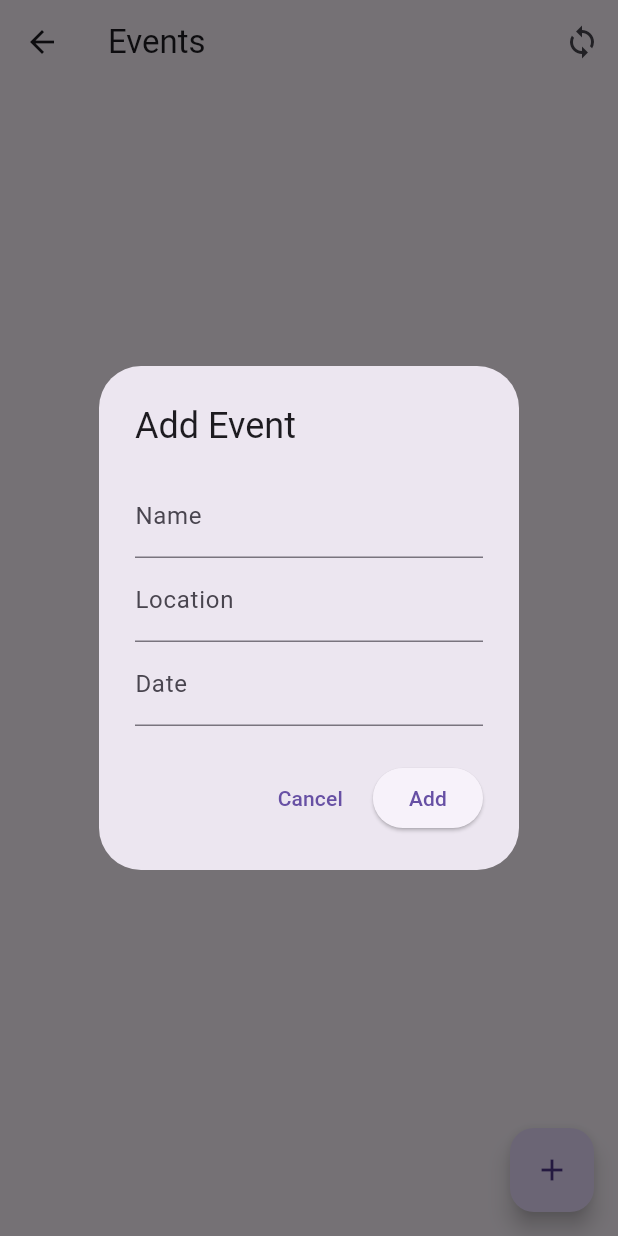
After one commit to haseeb009009/Campus_life_assistant_app, a Flutter app: the EventPage screen opened directly, after a tap on the "add" icon, on a phone screen of 412 x 824 dp. The commit adds this screen. Run offline on Flutter 3.47's test engine with Material 3 defaults, Android fonts, the phone set to English and light mode, and no system bars; our stand-ins replace cloud_firestore, firebase_auth, firebase_core, fluttertoast, sqflite; accounts and stored records are empty.

Commit message:
Implement SQFlite for local data storage (schedules, events).
CURD operations , SQFlite is working , firecloud is also syncs

```diff
--- /dev/null
+++ b/campus_life_assistant/lib/models/event.dart
@@ -0,0 +1,48 @@
+class Event {
+  String id;
+  String name;
+  String location;
+  DateTime date;
+
+  Event({
+    required this.id,
+    required this.name,
+    required this.location,
+    required this.date,
+  });
+
+  factory Event.fromFirestore(Map<String, dynamic> data, String id) {
+    return Event(
+      id: id,
+      name: data['name'],
+      location: data['location'],
+      date: DateTime.parse(data['date']),
+    );
+  }
+
+  Map<String, dynamic> toFirestore() {
+    return {
+      'name': name,
+      'location': location,
+      'date': date.toIso8601String(),
+    };
+  }
+
+  factory Event.fromMap(Map<String, dynamic> map) {
+    return Event(
+      id: map['id'],
+      name: map['name'],
+      location: map['location'],
+      date: DateTime.parse(map['date']),
+    );
+  }
+
+  Map<String, dynamic> toMap() {
+    return {
+      'id': id,
+      'name': name,
+      'location': location,
+      'date': date.toIso8601String(),
+    };
+  }
+}
--- /dev/null
+++ b/campus_life_assistant/lib/screens/event_page.dart
@@ -0,0 +1,219 @@
+import 'package:flutter/material.dart';
+import '../models/event.dart';
+import '../services/firestore_service.dart';
+import '../services/local_event_service.dart';
+import '../services/event_sync_service.dart';
+
+class EventPage extends StatefulWidget {
+  const EventPage({super.key});
+
+  @override
+  State<EventPage> createState() => _EventPageState();
+}
+
+class _EventPageState extends State<EventPage> {
+  final EventFirestoreService _firestoreService = EventFirestoreService();
+  final LocalEventService _localService = LocalEventService();
+  final EventSyncService _syncService = EventSyncService();
+
+  @override
+  void initState() {
+    super.initState();
+    LocalEventService.initialize();
+  }
+
+  /// Displays a form dialog for adding or editing events
+  Future<void> _showEventDialog({Event? event}) async {
+    final TextEditingController nameController =
+        TextEditingController(text: event?.name ?? '');
+    final TextEditingController locationController =
+        TextEditingController(text: event?.location ?? '');
+    final TextEditingController dateController =
+        TextEditingController(text: event?.date.toIso8601String() ?? '');
+
+    await showDialog(
+      context: context,
+      builder: (context) {
+        return AlertDialog(
+          title: Text(event == null ? 'Add Event' : 'Edit Event'),
+          content: SingleChildScrollView(
+            child: Column(
+              children: [
+                _buildTextField(
+                  controller: nameController,
+                  label: 'Name',
+                ),
+                _buildTextField(
+                  controller: locationController,
+                  label: 'Location',
+                ),
+                _buildTextField(
+                  controller: dateController,
+                  label: 'Date',
+                  readOnly: true,
+                  onTap: () async {
+                    final date = await showDatePicker(
+                      context: context,
+                      initialDate: DateTime.now(),
+                      firstDate: DateTime(2000),
+                      lastDate: DateTime(2100),
+                    );
+                    if (date != null) {
+                      dateController.text = date.toIso8601String();
+                    }
+                  },
+                ),
+              ],
+            ),
+          ),
+          actions: [
+            TextButton(
+              onPressed: () => Navigator.pop(context),
+              child: const Text('Cancel'),
+            ),
+            ElevatedButton(
+              onPressed: () => _saveEvent(
+                nameController: nameController,
+                locationController: locationController,
+                dateController: dateController,
+                event: event,
+              ),
+              child: Text(event == null ? 'Add' : 'Update'),
+            ),
+          ],
+        );
+      },
+    );
+  }
+
+  /// Builds a reusable TextField widget
+  Widget _buildTextField({
+    required TextEditingController controller,
+    required String label,
+    bool readOnly = false,
+    VoidCallback? onTap,
+  }) {
+    return TextField(
+      controller: controller,
+      decoration: InputDecoration(labelText: label),
+      readOnly: readOnly,
+      onTap: onTap,
+    );
+  }
+
+  /// Saves a new or updated event
+  Future<void> _saveEvent({
+    required TextEditingController nameController,
+    required TextEditingController locationController,
+    required TextEditingController dateController,
+    Event? event,
+  }) async {
+    if (nameController.text.isEmpty ||
+        locationController.text.isEmpty ||
+        dateController.text.isEmpty) {
+      ScaffoldMessenger.of(context).showSnackBar(
+        const SnackBar(content: Text('All fields are required')),
+      );
+      return;
+    }
+
+    final newEvent = Event(
+      id: event?.id ?? DateTime.now().millisecondsSinceEpoch.toString(),
+      name: nameController.text,
+      location: locationController.text,
+      date: DateTime.parse(dateController.text),
+    );
+
+    if (event == null) {
+      await _firestoreService.addEvent(newEvent);
+      await _localService.addEvent(newEvent);
+    } else {
+      await _firestoreService.updateEvent(newEvent);
+      await _localService.updateEvent(newEvent);
+    }
+
+    if (mounted) Navigator.pop(context);
+  }
+
+  /// Deletes an event
+  Future<void> _deleteEvent(Event event) async {
+    await _firestoreService.deleteEvent(event.id);
+    await _localService.deleteEvent(event.id);
+    setState(() {});
+  }
+
+  /// Synchronizes events between Firestore and SQLite
+  Future<void> _syncEvents() async {
+    await _syncService.syncData();
+    // ignore: use_build_context_synchronously
+    ScaffoldMessenger.of(context).showSnackBar(
+      const SnackBar(content: Text('Sync completed!')),
+    );
+  }
+
+  @override
+  Widget build(BuildContext context) {
+    return Scaffold(
+      appBar: AppBar(
+        title: const Text('Events'),
+        actions: [
+          IconButton(
+            icon: const Icon(Icons.sync),
+            onPressed: _syncEvents,
+          ),
+        ],
+      ),
+      body: _buildEventList(),
+      floatingActionButton: FloatingActionButton(
+        onPressed: () => _showEventDialog(),
+        child: const Icon(Icons.add),
+      ),
+    );
+  }
+
+  /// Builds the event list view
+  Widget _buildEventList() {
+    return StreamBuilder<List<Event>>(
+      stream: _firestoreService.getEvents(),
+      builder: (context, snapshot) {
+        if (snapshot.connectionState == ConnectionState.waiting) {
+          return const Center(child: CircularProgressIndicator());
+        }
+
+        if (snapshot.hasError) {
+          return Center(child: Text('Error: ${snapshot.error}'));
+        }
+
+        final events = snapshot.data ?? [];
+        return ListView.builder(
+          itemCount: events.length,
+          itemBuilder: (context, index) {
+            final event = events[index];
+            return _buildEventListItem(event);
+          },
+        );
+      },
+    );
+  }
+
+  /// Builds a single event list item
+  Widget _buildEventListItem(Event event) {
+    return ListTile(
+      title: Text(event.name),
+      subtitle: Text(event.location),
+      trailing: Row(
+        mainAxisSize: MainAxisSize.min,
+        children: [
+          IconButton(
+            icon: const Icon(Icons.edit),
+            onPressed: () => _showEventDialog(event: event),
+          ),
+          IconButton(
+            icon: const Icon(Icons.delete),
+            onPressed: () => _deleteEvent(event),
+          ),
+        ],
+      ),
+    );
+  }
+}
--- /dev/null
+++ b/campus_life_assistant/lib/services/event_sync_service.dart
@@ -0,0 +1,40 @@
+// ignore: unused_import
+import '../models/event.dart';
+import 'firestore_service.dart';
+import 'local_event_service.dart';
+
+class EventSyncService {
+  final EventFirestoreService _firestoreService = EventFirestoreService();
+  final LocalEventService _localService = LocalEventService();
+
+  /// Sync events from Firestore to SQLite
+  Future<void> syncFromFirestoreToLocal() async {
+    // Fetch events from Firestore
+    final events = await _firestoreService.getEvents().first;
+
+    // Save events to local SQLite database
+    for (var event in events) {
+      await _localService.addEvent(event);
+    }
+  }
+
+  /// Sync events from SQLite to Firestore
+  Future<void> syncFromLocalToFirestore() async {
+    // Fetch events from local SQLite database
+    final localEvents = await _localService.getEvents();
+
+    // Save events to Firestore
+    for (var event in localEvents) {
+      await _firestoreService.addEvent(event);
+    }
+  }
+
+  /// Two-way sync between Firestore and SQLite
+  Future<void> syncData() async {
+    // Sync from Firestore to SQLite
+    await syncFromFirestoreToLocal();
+
+    // Sync from SQLite to Firestore
+    await syncFromLocalToFirestore();
+  }
+}
--- a/campus_life_assistant/lib/services/firestore_service.dart
+++ b/campus_life_assistant/lib/services/firestore_service.dart
@@ -1,3 +1,4 @@
+import 'package:campus_life_assistant/models/event.dart';
 import 'package:cloud_firestore/cloud_firestore.dart';
 import '../models/class_schedule.dart';
 
@@ -28,3 +29,31 @@ class FirestoreService {
     });
   }
 }
+
+class EventFirestoreService {
+  final FirebaseFirestore _firestore = FirebaseFirestore.instance;
+  final String collectionPath = 'events';
+
+  Future<void> addEvent(Event event) async {
+    await _firestore.collection(collectionPath).add(event.toFirestore());
+  }
+
+  Future<void> updateEvent(Event event) async {
+    await _firestore
+        .collection(collectionPath)
+        .doc(event.id)
+        .update(event.toFirestore());
+  }
+
+  Future<void> deleteEvent(String id) async {
+    await _firestore.collection(collectionPath).doc(id).delete();
+  }
+
+  Stream<List<Event>> getEvents() {
+    return _firestore.collection(collectionPath).snapshots().map((snapshot) {
+      return snapshot.docs.map((doc) {
+        return Event.fromFirestore(doc.data(), doc.id);
+      }).toList();
+    });
+  }
+}
--- /dev/null
+++ b/campus_life_assistant/lib/services/local_event_service.dart
@@ -0,0 +1,52 @@
+import 'package:sqflite/sqflite.dart';
+import 'package:path/path.dart';
+import '../models/event.dart';
+
+class LocalEventService {
+  static const String _tableName = 'events';
+  static Database? _database;
+
+  static Future<void> initialize() async {
+    final path = join(await getDatabasesPath(), 'events.db');
+    _database = await openDatabase(
+      path,
+      version: 1,
+      onCreate: (db, version) {
+        return db.execute('''
+          CREATE TABLE $_tableName (
+            id TEXT PRIMARY KEY,
+            name TEXT,
+            location TEXT,
+            date TEXT
+          )
+        ''');
+      },
+    );
+  }
+
+  Future<void> addEvent(Event event) async {
+    await _database?.insert(_tableName, event.toMap());
+  }
+
+  Future<void> updateEvent(Event event) async {
+    await _database?.update(
+      _tableName,
+      event.toMap(),
+      where: 'id = ?',
+      whereArgs: [event.id],
+    );
+  }
+
+  Future<void> deleteEvent(String id) async {
+    await _database?.delete(
+      _tableName,
+      where: 'id = ?',
+      whereArgs: [id],
+    );
+  }
+
+  Future<List<Event>> getEvents() async {
+    final List<Map<String, dynamic>>? maps = await _database?.query(_tableName);
+    return maps?.map((map) => Event.fromMap(map)).toList() ?? [];
+  }
+}
```
Also changed, not shown: campus_life_assistant/lib/home_page.dart (+17 -4 lines), campus_life_assistant/lib/main.dart (+0 -11 lines), 3 other files.
